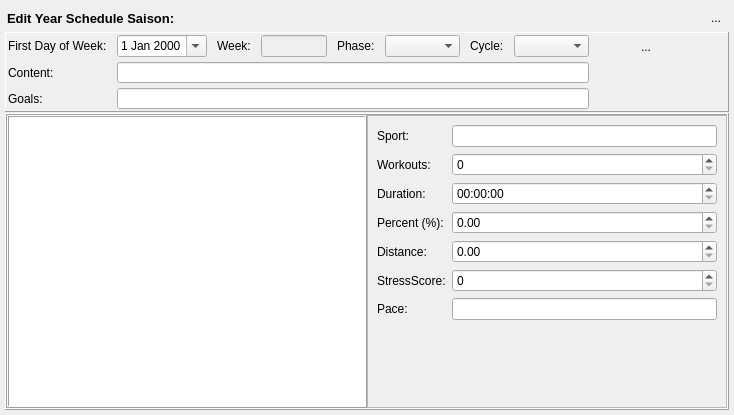
The window that dialog_addweek.ui (Tria-Andy/WorkoutEditor) describes before a commit, drawn with Qt 5.
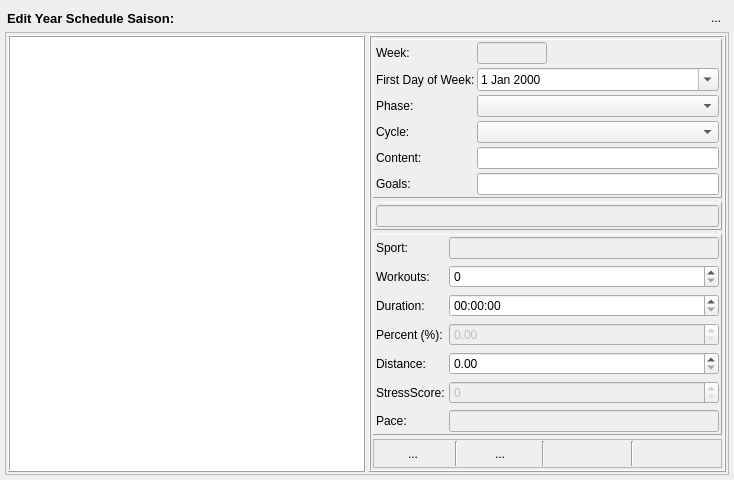
The same window after the commit. Icons and pictures are not drawn.

The edit to the form file:
```diff
--- a/dialog_addweek.ui
+++ b/dialog_addweek.ui
@@ -7,7 +7,7 @@
     <x>0</x>
     <y>0</y>
     <width>734</width>
-    <height>415</height>
+    <height>449</height>
    </rect>
   </property>
   <property name="sizePolicy">
@@ -147,17 +147,99 @@
     </widget>
    </item>
    <item>
+    <widget class="QFrame" name="frame_2">
+     <property name="frameShape">
+      <enum>QFrame::StyledPanel</enum>
+     </property>
+     <property name="frameShadow">
+      <enum>QFrame::Raised</enum>
+     </property>
+     <layout class="QHBoxLayout" name="horizontalLayout_2">
+      <property name="spacing">
+       <number>4</number>
+      </property>
+      <property name="leftMargin">
+       <number>2</number>
+      </property>
+      <property name="topMargin">
+       <number>2</number>
+      </property>
+      <property name="rightMargin">
+       <number>2</number>
+      </property>
+      <property name="bottomMargin">
+       <number>2</number>
+      </property>
+      <item>
+       <widget class="QTableWidget" name="tableWidget_sportValues">
+        <property name="sizePolicy">
+         <sizepolicy hsizetype="Expanding" vsizetype="Expanding">
+          <horstretch>1</horstretch>
+          <verstretch>0</verstretch>
+         </sizepolicy>
+        </property>
+        <property name="minimumSize">
+         <size>
+          <width>0</width>
+          <height>60</height>
+         </size>
+        </property>
+        <property name="frameShape">
+         <enum>QFrame::Box</enum>
+        </property>
+        <property name="frameShadow">
+         <enum>QFrame::Raised</enum>
+        </property>
+       </widget>
+      </item>
+      <item>
+       <widget class="QFrame" name="frame_WeekEdit">
+        <property name="sizePolicy">
+         <sizepolicy hsizetype="Preferred" vsizetype="Preferred">
+          <horstretch>1</horstretch>
+          <verstretch>0</verstretch>
+         </sizepolicy>
+        </property>
+        <property name="frameShape">
+         <enum>QFrame::Box</enum>
+        </property>
+        <property name="frameShadow">
+         <enum>QFrame::Raised</enum>
+        </property>
+        <layout class="QVBoxLayout" name="verticalLayout_2">
+         <property name="spacing">
+          <number>4</number>
+         </property>
+         <property name="leftMargin">
+          <number>2</number>
+         </property>
+         <property name="topMargin">
+          <number>2</number>
+         </property>
+         <property name="rightMargin">
+          <number>2</number>
+         </property>
+         <property name="bottomMargin">
+          <number>2</number>
+         </property>
+         <item>
     <widget class="QFrame" name="frame_info">
+           <property name="sizePolicy">
+            <sizepolicy hsizetype="Preferred" vsizetype="Preferred">
+             <horstretch>0</horstretch>
+             <verstretch>1</verstretch>
+            </sizepolicy>
+           </property>
      <property name="minimumSize">
       <size>
        <width>0</width>
-       <height>35</height>
+             <height>0</height>
       </size>
      </property>
      <property name="maximumSize">
       <size>
        <width>16777215</width>
-       <height>80</height>
+             <height>16777215</height>
       </size>
      </property>
      <property name="frameShape">
@@ -166,58 +248,36 @@
      <property name="frameShadow">
       <enum>QFrame::Raised</enum>
      </property>
-     <layout class="QGridLayout" name="gridLayout">
-      <property name="leftMargin">
-       <number>2</number>
-      </property>
-      <property name="topMargin">
-       <number>2</number>
-      </property>
-      <property name="rightMargin">
-       <number>2</number>
-      </property>
-      <property name="bottomMargin">
-       <number>2</number>
-      </property>
+           <layout class="QFormLayout" name="formLayout_2">
       <property name="horizontalSpacing">
-       <number>10</number>
+             <number>2</number>
       </property>
       <property name="verticalSpacing">
-       <number>5</number>
-      </property>
-      <item row="0" column="10">
-       <widget class="QToolButton" name="toolButton_copy">
-        <property name="minimumSize">
-         <size>
-          <width>24</width>
-          <height>24</height>
-         </size>
-        </property>
-        <property name="maximumSize">
-         <size>
-          <width>24</width>
-          <height>24</height>
-         </size>
-        </property>
+             <number>4</number>
+            </property>
+            <property name="leftMargin">
+             <number>2</number>
+            </property>
+            <property name="topMargin">
+             <number>2</number>
+            </property>
+            <property name="rightMargin">
+             <number>2</number>
+            </property>
+            <property name="bottomMargin">
+             <number>2</number>
+            </property>
+            <item row="2" column="0">
+             <widget class="QLabel" name="label_10">
         <property name="text">
-         <string/>
-        </property>
-        <property name="icon">
-         <iconset resource="resources.qrc">
-          <normaloff>:/images/icons/Copy.png</normaloff>:/images/icons/Copy.png</iconset>
-        </property>
-        <property name="iconSize">
-         <size>
-          <width>18</width>
-          <height>18</height>
-         </size>
-        </property>
-        <property name="autoRaise">
-         <bool>true</bool>
+               <string>First Day of Week:</string>
+              </property>
+              <property name="buddy">
+               <cstring>dateEdit_selectDate</cstring>
         </property>
        </widget>
       </item>
-      <item row="0" column="1">
+            <item row="2" column="1">
        <widget class="QDateEdit" name="dateEdit_selectDate">
         <property name="minimumSize">
          <size>
@@ -234,16 +294,6 @@
        </widget>
       </item>
       <item row="0" column="0">
-       <widget class="QLabel" name="label_10">
-        <property name="text">
-         <string>First Day of Week:</string>
-        </property>
-        <property name="buddy">
-         <cstring>dateEdit_selectDate</cstring>
-        </property>
-       </widget>
-      </item>
-      <item row="0" column="2">
        <widget class="QLabel" name="label_13">
         <property name="text">
          <string>Week:</string>
@@ -253,82 +303,20 @@
         </property>
        </widget>
       </item>
-      <item row="0" column="9">
-       <widget class="QToolButton" name="toolButton_update">
-        <property name="minimumSize">
-         <size>
-          <width>24</width>
-          <height>24</height>
-         </size>
+            <item row="0" column="1">
+             <widget class="QLineEdit" name="lineEdit_week">
+              <property name="enabled">
+               <bool>false</bool>
         </property>
         <property name="maximumSize">
          <size>
-          <width>24</width>
-          <height>24</height>
-         </size>
-        </property>
-        <property name="text">
-         <string>...</string>
-        </property>
-        <property name="icon">
-         <iconset resource="resources.qrc">
-          <normaloff>:/images/icons/Refresh.png</normaloff>:/images/icons/Refresh.png</iconset>
-        </property>
-        <property name="iconSize">
-         <size>
-          <width>18</width>
-          <height>18</height>
-         </size>
-        </property>
-        <property name="autoRaise">
-         <bool>true</bool>
-        </property>
-       </widget>
-      </item>
-      <item row="0" column="7">
-       <widget class="QComboBox" name="comboBox_cycle">
-        <property name="minimumSize">
-         <size>
-          <width>75</width>
-          <height>0</height>
-         </size>
-        </property>
-       </widget>
-      </item>
-      <item row="0" column="8">
-       <spacer name="horizontalSpacer_2">
-        <property name="orientation">
-         <enum>Qt::Horizontal</enum>
-        </property>
-        <property name="sizeHint" stdset="0">
-         <size>
-          <width>40</width>
-          <height>20</height>
-         </size>
-        </property>
-       </spacer>
-      </item>
-      <item row="0" column="5">
-       <widget class="QComboBox" name="comboBox_phase">
-        <property name="minimumSize">
-         <size>
-          <width>75</width>
-          <height>0</height>
-         </size>
-        </property>
-       </widget>
-      </item>
-      <item row="0" column="6">
-       <widget class="QLabel" name="label_12">
-        <property name="text">
-         <string>Cycle:</string>
-        </property>
-        <property name="buddy">
-         <cstring>comboBox_cycle</cstring>
-        </property>
-       </widget>
-      </item>
-      <item row="0" column="4">
+                <width>70</width>
+                <height>16777215</height>
+               </size>
+              </property>
+             </widget>
+            </item>
+            <item row="3" column="0">
        <widget class="QLabel" name="label_11">
         <property name="text">
          <string>Phase:</string>
@@ -338,140 +326,163 @@
         </property>
        </widget>
       </item>
-      <item row="0" column="3">
-       <widget class="QLineEdit" name="lineEdit_week">
-        <property name="enabled">
-         <bool>false</bool>
-        </property>
-        <property name="maximumSize">
+            <item row="5" column="0">
+             <widget class="QLabel" name="label_12">
+              <property name="text">
+               <string>Cycle:</string>
+              </property>
+              <property name="buddy">
+               <cstring>comboBox_cycle</cstring>
+              </property>
+             </widget>
+            </item>
+            <item row="3" column="1">
+             <widget class="QComboBox" name="comboBox_phase">
+              <property name="minimumSize">
          <size>
-          <width>70</width>
-          <height>16777215</height>
+                <width>75</width>
+                <height>0</height>
          </size>
         </property>
        </widget>
       </item>
-      <item row="1" column="0">
+            <item row="5" column="1">
+             <widget class="QComboBox" name="comboBox_cycle">
+              <property name="minimumSize">
+               <size>
+                <width>75</width>
+                <height>0</height>
+               </size>
+              </property>
+             </widget>
+            </item>
+            <item row="6" column="1">
+             <widget class="QLineEdit" name="lineEdit_weekContent"/>
+            </item>
+            <item row="6" column="0">
        <widget class="QLabel" name="label">
         <property name="text">
          <string>Content:</string>
         </property>
        </widget>
       </item>
-      <item row="1" column="1" colspan="7">
-       <widget class="QLineEdit" name="lineEdit_weekContent"/>
-      </item>
-      <item row="2" column="0">
+            <item row="7" column="0">
        <widget class="QLabel" name="label_2">
         <property name="text">
          <string>Goals:</string>
         </property>
        </widget>
       </item>
-      <item row="2" column="1" colspan="7">
+            <item row="7" column="1">
        <widget class="QLineEdit" name="lineEdit_weekGoals"/>
       </item>
-      <item row="0" column="11">
-       <widget class="QToolButton" name="toolButton_paste">
-        <property name="minimumSize">
-         <size>
-          <width>24</width>
-          <height>24</height>
-         </size>
-        </property>
-        <property name="maximumSize">
-         <size>
-          <width>24</width>
-          <height>24</height>
-         </size>
-        </property>
-        <property name="text">
-         <string/>
-        </property>
-        <property name="icon">
-         <iconset resource="resources.qrc">
-          <normaloff>:/images/icons/Paste.png</normaloff>:/images/icons/Paste.png</iconset>
-        </property>
-        <property name="iconSize">
-         <size>
-          <width>18</width>
-          <height>18</height>
-         </size>
-        </property>
-        <property name="autoRaise">
-         <bool>true</bool>
-        </property>
-       </widget>
-      </item>
      </layout>
     </widget>
    </item>
    <item>
-    <widget class="QFrame" name="frame_values">
+          <widget class="QFrame" name="frame_Summery">
      <property name="frameShape">
-      <enum>QFrame::Box</enum>
+            <enum>QFrame::Panel</enum>
      </property>
      <property name="frameShadow">
       <enum>QFrame::Raised</enum>
      </property>
-     <layout class="QHBoxLayout" name="horizontalLayout_3">
+           <layout class="QHBoxLayout" name="horizontalLayout_4">
       <property name="spacing">
-       <number>0</number>
+             <number>2</number>
       </property>
       <property name="leftMargin">
-       <number>0</number>
+             <number>2</number>
       </property>
       <property name="topMargin">
-       <number>0</number>
+             <number>2</number>
       </property>
       <property name="rightMargin">
-       <number>0</number>
+             <number>2</number>
       </property>
       <property name="bottomMargin">
-       <number>0</number>
+             <number>2</number>
       </property>
       <item>
-       <widget class="QTableWidget" name="tableWidget_sportValues">
-        <property name="minimumSize">
-         <size>
-          <width>0</width>
-          <height>60</height>
-         </size>
-        </property>
-        <property name="frameShape">
-         <enum>QFrame::Box</enum>
-        </property>
-        <property name="frameShadow">
-         <enum>QFrame::Raised</enum>
-        </property>
-       </widget>
-      </item>
+             <widget class="QLineEdit" name="lineEdit_summery">
+              <property name="enabled">
+               <bool>false</bool>
+              </property>
+             </widget>
+            </item>
+           </layout>
+          </widget>
+         </item>
       <item>
-       <widget class="QFrame" name="frame">
+          <widget class="QFrame" name="frame_sportEdit">
+           <property name="sizePolicy">
+            <sizepolicy hsizetype="Preferred" vsizetype="Preferred">
+             <horstretch>0</horstretch>
+             <verstretch>2</verstretch>
+            </sizepolicy>
+           </property>
         <property name="frameShape">
-         <enum>QFrame::StyledPanel</enum>
+            <enum>QFrame::Panel</enum>
         </property>
         <property name="frameShadow">
          <enum>QFrame::Raised</enum>
         </property>
         <layout class="QFormLayout" name="formLayout">
+            <property name="horizontalSpacing">
+             <number>4</number>
+            </property>
+            <property name="leftMargin">
+             <number>2</number>
+            </property>
+            <property name="topMargin">
+             <number>2</number>
+            </property>
+            <property name="rightMargin">
+             <number>2</number>
+            </property>
+            <property name="bottomMargin">
+             <number>2</number>
+            </property>
          <item row="1" column="1">
           <widget class="QSpinBox" name="spinBox_workouts"/>
          </item>
          <item row="6" column="1">
-          <widget class="QLineEdit" name="lineEdit_pace"/>
+             <widget class="QLineEdit" name="lineEdit_pace">
+              <property name="enabled">
+               <bool>false</bool>
+              </property>
+             </widget>
          </item>
          <item row="2" column="1">
-          <widget class="QTimeEdit" name="timeEdit_duration"/>
+             <widget class="QTimeEdit" name="timeEdit_duration">
+              <property name="displayFormat">
+               <string>HH:mm:ss</string>
+              </property>
+             </widget>
          </item>
          <item row="3" column="1">
-          <widget class="QDoubleSpinBox" name="doubleSpinBox_percent"/>
+             <widget class="QDoubleSpinBox" name="doubleSpinBox_percent">
+              <property name="enabled">
+               <bool>false</bool>
+              </property>
+             </widget>
          </item>
          <item row="4" column="1">
-          <widget class="QDoubleSpinBox" name="doubleSpinBox_distance"/>
+             <widget class="QDoubleSpinBox" name="doubleSpinBox_distance">
+              <property name="maximum">
+               <double>999.990000000000009</double>
+              </property>
+             </widget>
          </item>
          <item row="5" column="1">
-          <widget class="QSpinBox" name="spinBox_stressScore"/>
+             <widget class="QSpinBox" name="spinBox_stressScore">
+              <property name="enabled">
+               <bool>false</bool>
+              </property>
+              <property name="maximum">
+               <number>999</number>
+              </property>
+             </widget>
          </item>
          <item row="1" column="0">
           <widget class="QLabel" name="label_3">
@@ -516,7 +527,11 @@
           </widget>
          </item>
          <item row="0" column="1">
-          <widget class="QLineEdit" name="lineEdit_sportName"/>
+             <widget class="QLineEdit" name="lineEdit_sportName">
+              <property name="enabled">
+               <bool>false</bool>
+              </property>
+             </widget>
          </item>
          <item row="0" column="0">
           <widget class="QLabel" name="label_9">
@@ -528,6 +543,173 @@
         </layout>
        </widget>
       </item>
+         <item>
+          <widget class="QFrame" name="frame">
+           <property name="sizePolicy">
+            <sizepolicy hsizetype="Preferred" vsizetype="Preferred">
+             <horstretch>0</horstretch>
+             <verstretch>1</verstretch>
+            </sizepolicy>
+           </property>
+           <property name="frameShape">
+            <enum>QFrame::StyledPanel</enum>
+           </property>
+           <property name="frameShadow">
+            <enum>QFrame::Raised</enum>
+           </property>
+           <layout class="QHBoxLayout" name="horizontalLayout_3">
+            <property name="spacing">
+             <number>4</number>
+            </property>
+            <property name="leftMargin">
+             <number>1</number>
+            </property>
+            <property name="topMargin">
+             <number>1</number>
+            </property>
+            <property name="rightMargin">
+             <number>1</number>
+            </property>
+            <property name="bottomMargin">
+             <number>1</number>
+            </property>
+            <item>
+             <widget class="QToolButton" name="toolButton_editSport">
+              <property name="text">
+               <string>...</string>
+              </property>
+              <property name="icon">
+               <iconset resource="resources.qrc">
+                <normaloff>:/images/icons/Modify.png</normaloff>:/images/icons/Modify.png</iconset>
+              </property>
+              <property name="autoRaise">
+               <bool>true</bool>
+              </property>
+             </widget>
+            </item>
+            <item>
+             <widget class="Line" name="line_3">
+              <property name="orientation">
+               <enum>Qt::Vertical</enum>
+              </property>
+             </widget>
+            </item>
+            <item>
+             <widget class="QToolButton" name="toolButton_update">
+              <property name="minimumSize">
+               <size>
+                <width>0</width>
+                <height>0</height>
+               </size>
+              </property>
+              <property name="maximumSize">
+               <size>
+                <width>16777215</width>
+                <height>16777215</height>
+               </size>
+              </property>
+              <property name="text">
+               <string>...</string>
+              </property>
+              <property name="icon">
+               <iconset resource="resources.qrc">
+                <normaloff>:/images/icons/Refresh.png</normaloff>:/images/icons/Refresh.png</iconset>
+              </property>
+              <property name="iconSize">
+               <size>
+                <width>18</width>
+                <height>18</height>
+               </size>
+              </property>
+              <property name="autoRaise">
+               <bool>true</bool>
+              </property>
+             </widget>
+            </item>
+            <item>
+             <widget class="Line" name="line">
+              <property name="orientation">
+               <enum>Qt::Vertical</enum>
+              </property>
+             </widget>
+            </item>
+            <item>
+             <widget class="QToolButton" name="toolButton_copy">
+              <property name="minimumSize">
+               <size>
+                <width>0</width>
+                <height>0</height>
+               </size>
+              </property>
+              <property name="maximumSize">
+               <size>
+                <width>16777215</width>
+                <height>16777215</height>
+               </size>
+              </property>
+              <property name="text">
+               <string/>
+              </property>
+              <property name="icon">
+               <iconset resource="resources.qrc">
+                <normaloff>:/images/icons/Copy.png</normaloff>:/images/icons/Copy.png</iconset>
+              </property>
+              <property name="iconSize">
+               <size>
+                <width>18</width>
+                <height>18</height>
+               </size>
+              </property>
+              <property name="autoRaise">
+               <bool>true</bool>
+              </property>
+             </widget>
+            </item>
+            <item>
+             <widget class="Line" name="line_2">
+              <property name="orientation">
+               <enum>Qt::Vertical</enum>
+              </property>
+             </widget>
+            </item>
+            <item>
+             <widget class="QToolButton" name="toolButton_paste">
+              <property name="minimumSize">
+               <size>
+                <width>0</width>
+                <height>0</height>
+               </size>
+              </property>
+              <property name="maximumSize">
+               <size>
+                <width>16777215</width>
+                <height>16777215</height>
+               </size>
+              </property>
+              <property name="text">
+               <string/>
+              </property>
+              <property name="icon">
+               <iconset resource="resources.qrc">
+                <normaloff>:/images/icons/Paste.png</normaloff>:/images/icons/Paste.png</iconset>
+              </property>
+              <property name="iconSize">
+               <size>
+                <width>18</width>
+                <height>18</height>
+               </size>
+              </property>
+              <property name="autoRaise">
+               <bool>true</bool>
+              </property>
+             </widget>
+            </item>
+           </layout>
+          </widget>
+         </item>
+        </layout>
+       </widget>
+      </item>
      </layout>
     </widget>
    </item>
```
Left out of the diff: 3 changed lines with no effect on the pictures. Lines whose indentation alone changed are shown as unchanged.
